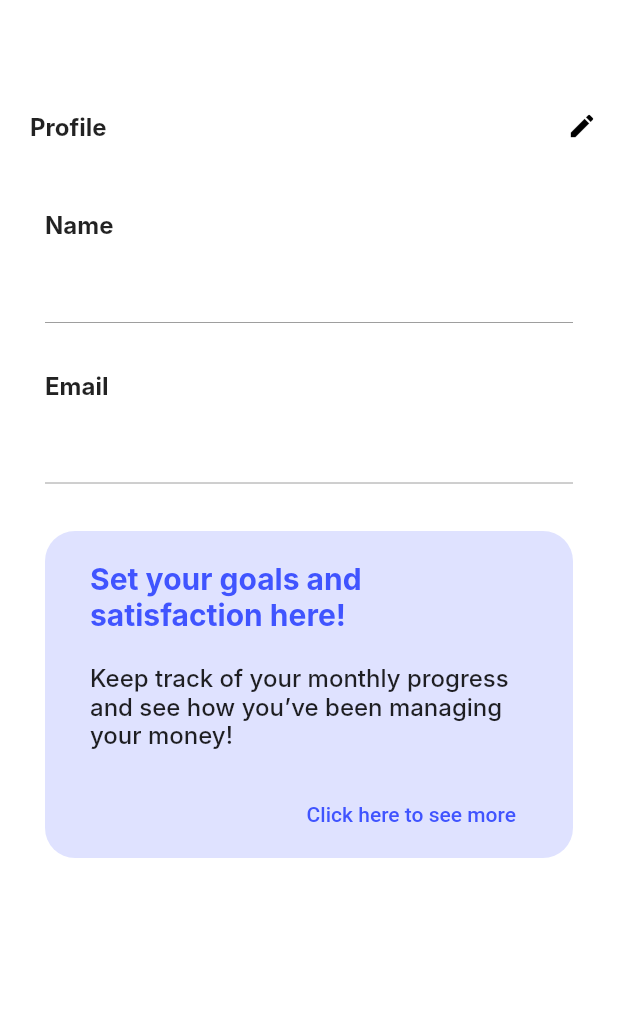
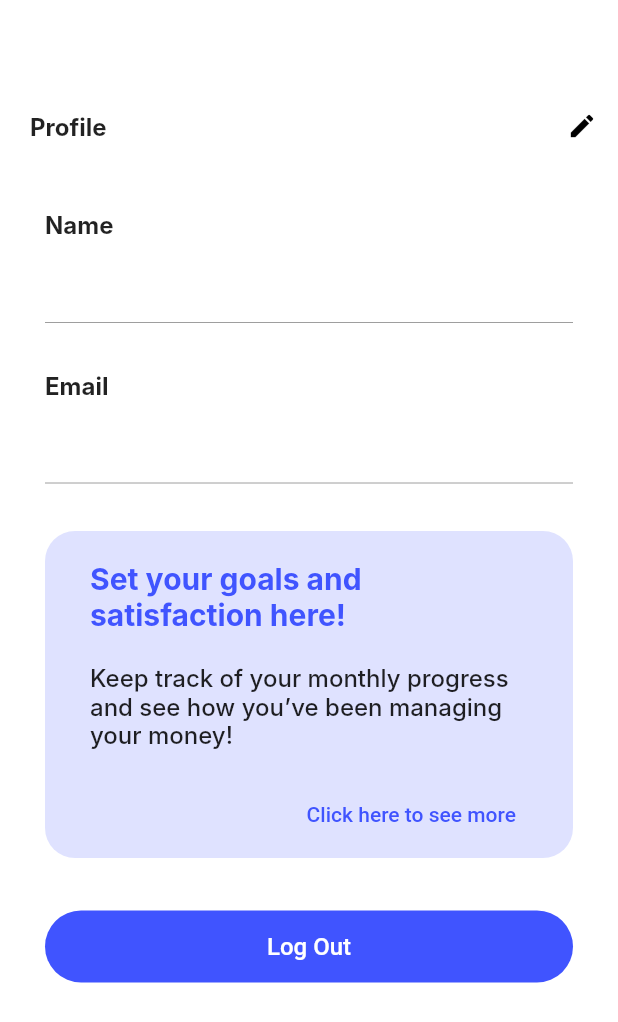
Before and after one commit to PPL-Waffar/iSaveit-flutter, a Flutter app: the ProfileView screen opened directly with empty values, on a phone screen of 412 x 824 dp. Shown: the top 1022 px of the screen. Run offline on Flutter 3.47's test engine with Material 2 defaults, Android fonts, the phone set to English and light mode, and no system bars; our stand-ins replace carousel_slider, shared_preferences, syncfusion_flutter_charts; accounts and stored records are empty; network calls fail; Roboto replaces fonts that are missing (Inter).

Commit message:
[REFACTOR] Fix the error code

```diff
--- a/lib/page/feedback/create_feedback.dart
+++ b/lib/page/feedback/create_feedback.dart
@@ -262,7 +262,7 @@ class _CreateFeedbackPage extends State<CreateFeedback> {
                                       // ignore: use_build_context_synchronously
                                       ScaffoldMessenger.of(context)
                                           .showSnackBar(const SnackBar(
-                                              content: Text('Pocket created')));
+                                              content: Text('Feedback created')));
                                       // ignore: use_build_context_synchronously
                                       Navigator.push(
                                           context,
@@ -274,7 +274,7 @@ class _CreateFeedbackPage extends State<CreateFeedback> {
                                       ScaffoldMessenger.of(context)
                                           .showSnackBar(const SnackBar(
                                               content: Text(
-                                                  'Failed to create pocket')));
+                                                  'Failed to create feedback')));
                                     }
                                   }
                                 },
--- a/lib/page/homepage.dart
+++ b/lib/page/homepage.dart
@@ -213,7 +213,7 @@ class HomePage extends State<HomeView> {
   void initState() {
     super.initState();
 
-    _timer = Timer.periodic(Duration(seconds: 3), (timer) async {
+    _timer = Timer.periodic(Duration(seconds: 5), (timer) async {
       await _intializeData();
       if (mounted) {
         _isLoading = true;
--- a/lib/page/profile/profile_detail.dart
+++ b/lib/page/profile/profile_detail.dart
@@ -1,6 +1,7 @@
-// ignore_for_file: unused_field
+// ignore_for_file: unused_field, prefer_const_constructors
 
 import 'package:flutter/material.dart';
+import 'package:isaveit/main.dart';
 import 'package:isaveit/page/feedback/read_feedback.dart';
 import 'package:isaveit/models/user.dart';
 import 'package:http/http.dart' as http;
@@ -223,8 +224,42 @@ class _ProfileDetailPage extends State<ProfileView> {
                                       )),
 
                                   const SizedBox(height: 5),
-                                ],
-                              ))),
+                                ]
+                              ),
+
+
+                              )),
+
+                        SizedBox(height: 35,),
+                        Padding(
+                          padding: const EdgeInsets.only(left: 30, right: 30),
+                          child:
+                            Container(
+                                    alignment: Alignment.center,
+                                    // margin:   EdgeInsets.only(left: 30, right: 30),
+                                    child: ElevatedButton(
+                                        style: ElevatedButton.styleFrom(
+                                            minimumSize:   Size.fromHeight(48),
+                                            elevation: 0,
+                                            backgroundColor:   Color(0XFF4054FF),
+                                            shape: RoundedRectangleBorder(
+                                              borderRadius: BorderRadius.circular(48),
+                                            )),
+                                      onPressed: ()  {
+                                          Navigator.push(
+                                              context,
+                                              MaterialPageRoute(
+                                                  builder: (context) =>
+                                                      MyApp()));
+                                        },
+
+                                      child: Text(
+                                        'Log Out',
+                                        style: TextStyle(fontSize: 16, color: Colors.white),
+                                      ),
+                                    ),
+                                  ),
+                        ),
                       const SizedBox(height: 32),
                     ]);
               })),
--- a/lib/page/transactions/create_borrow.dart
+++ b/lib/page/transactions/create_borrow.dart
@@ -190,7 +190,7 @@ class CreateBorrowPage extends State<CreateBorrow> {
               Text('Borrow Transaction',
                   style: TextStyle(
                       fontFamily: 'Inter',
-                      fontSize: 16,
+                      fontSize: 14,
                       fontWeight: FontWeight.w700,
                       color: Colors.black))]
             ),
--- a/lib/page/transactions/transaction_form.dart
+++ b/lib/page/transactions/transaction_form.dart
@@ -192,7 +192,7 @@ class CreateTransactionPage extends State<CreateTransaction> {
               Text('Input Transaction',
                   style: TextStyle(
                       fontFamily: 'Inter',
-                      fontSize: 16,
+                      fontSize: 14,
                       fontWeight: FontWeight.w700,
                       color: Colors.black))]
             ),
```
Also changed, not shown: lib/page/plannedpayment/plannedpayment.dart (+8 -3 lines), 1 other file.
